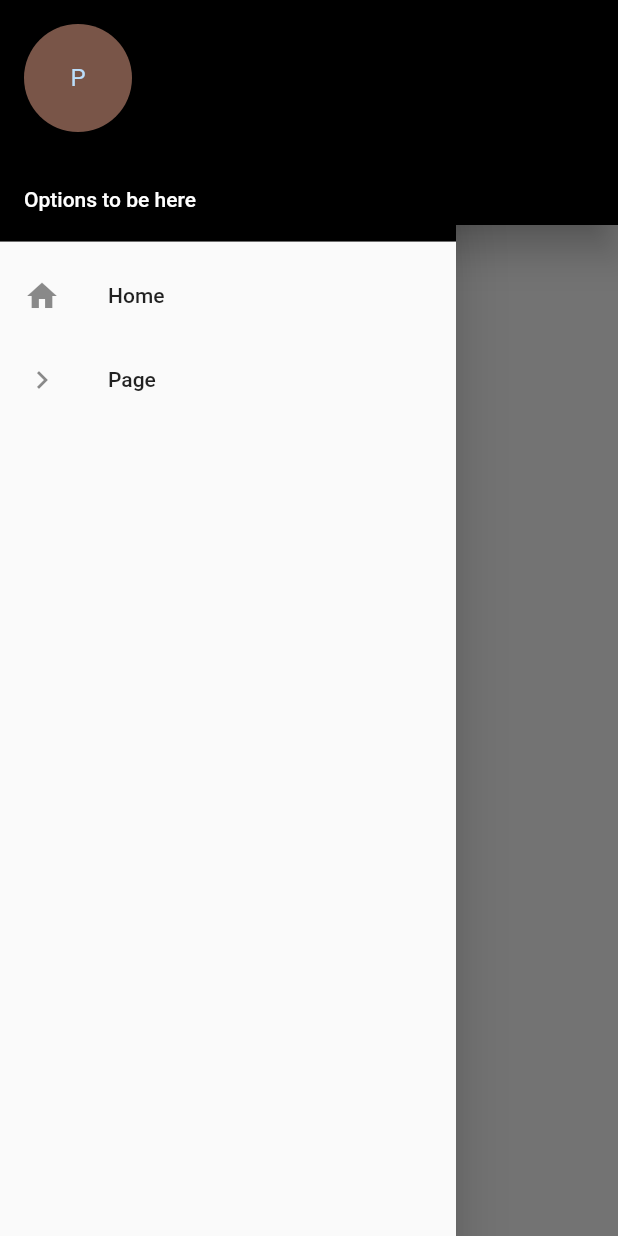
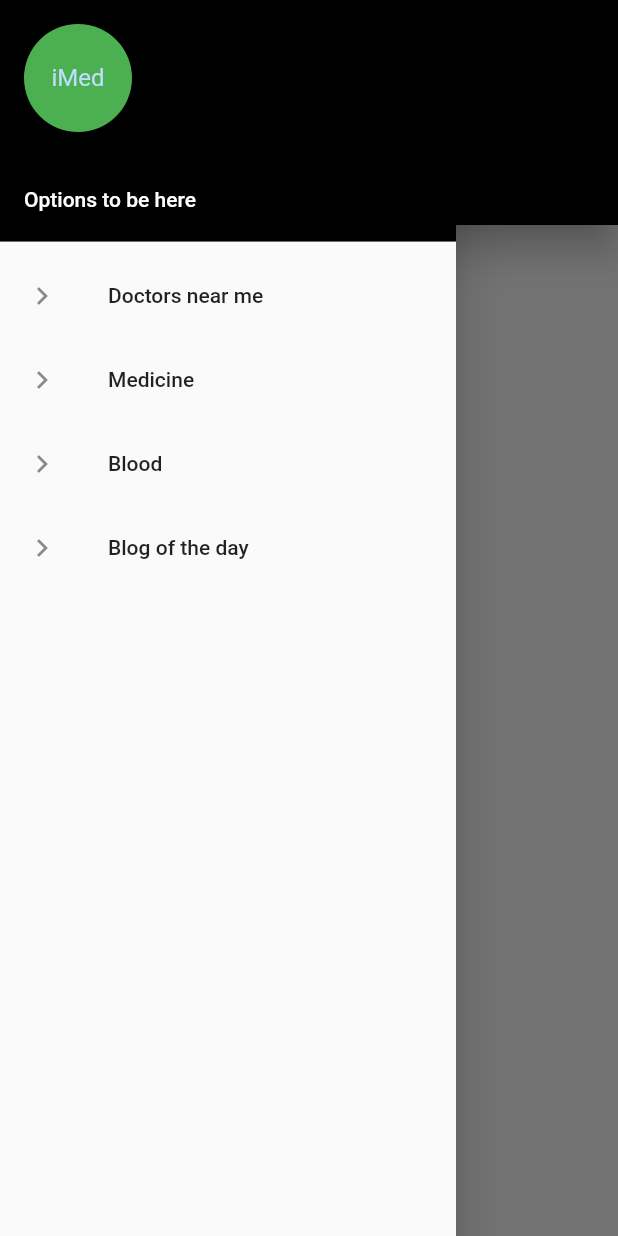
Before and after one commit to deependra227/Hail_Hydra, a Flutter app: the MyHomePage screen opened by its route, with the side drawer open, on a phone screen of 412 x 824 dp. Run offline on Flutter 3.47's test engine with Material 2 defaults, Android fonts, the phone set to English and light mode, and no system bars; our stand-ins replace cloud_firestore, google_maps_flutter; missing offline and left inert: folding_cell; accounts and stored records are empty.

Commit message:
Sidebar updated

```diff
--- a/lib/sidebar.dart
+++ b/lib/sidebar.dart
@@ -8,9 +8,10 @@ import 'package:flutter/material.dart';
           children: <Widget>[
             UserAccountsDrawerHeader(
               accountName: Text('Options to be here'),
+
               currentAccountPicture: CircleAvatar(
-                backgroundColor: Colors.brown,
-                child: new Text("P"),
+                backgroundColor: Colors.green,
+                child: new Text("iMed"),
               ),
 
               decoration: BoxDecoration(
@@ -18,21 +19,40 @@ import 'package:flutter/material.dart';
               ),
             ),
             ListTile(
-              title: Text('Home'),
-              leading: Icon(Icons.home),
-              onTap: () {
-              // Update the state of the app.
-              // ...
-              Navigator.pop(context);
+              title: Text('Doctors near me'),
+              leading: Icon(Icons.navigate_next),
+                onTap: () {
+              Navigator.pushReplacementNamed(context, '/doctorlist');
+//              Navigator.pop(context);
               },
             ),
             ListTile(
-              title: Text('Page'),
+              title: Text('Medicine'),
               leading: Icon(Icons.navigate_next),
               onTap: () {
                 // Update the state of the app.
                 // ...
-                Navigator.pop(context);
+                Navigator.pushReplacementNamed(context, '/medlist');
+
+              },
+            ),
+            ListTile(
+              title: Text('Blood'),
+              leading: Icon(Icons.navigate_next),
+              onTap: () {
+                // Update the state of the app.
+                // ...
+                Navigator.pushReplacementNamed(context, '/doctorlist');
+
+              },
+            ),
+            ListTile(
+              title: Text('Blog of the day'),
+              leading: Icon(Icons.navigate_next),
+              onTap: () {
+                // Update the state of the app.
+                // ...
+                Navigator.pushReplacementNamed(context, '/doctorlist');
 
               },
             ),
@@ -40,4 +60,4 @@ import 'package:flutter/material.dart';
         ),
         elevation: 16.0,
      );
-  }
+}
```
